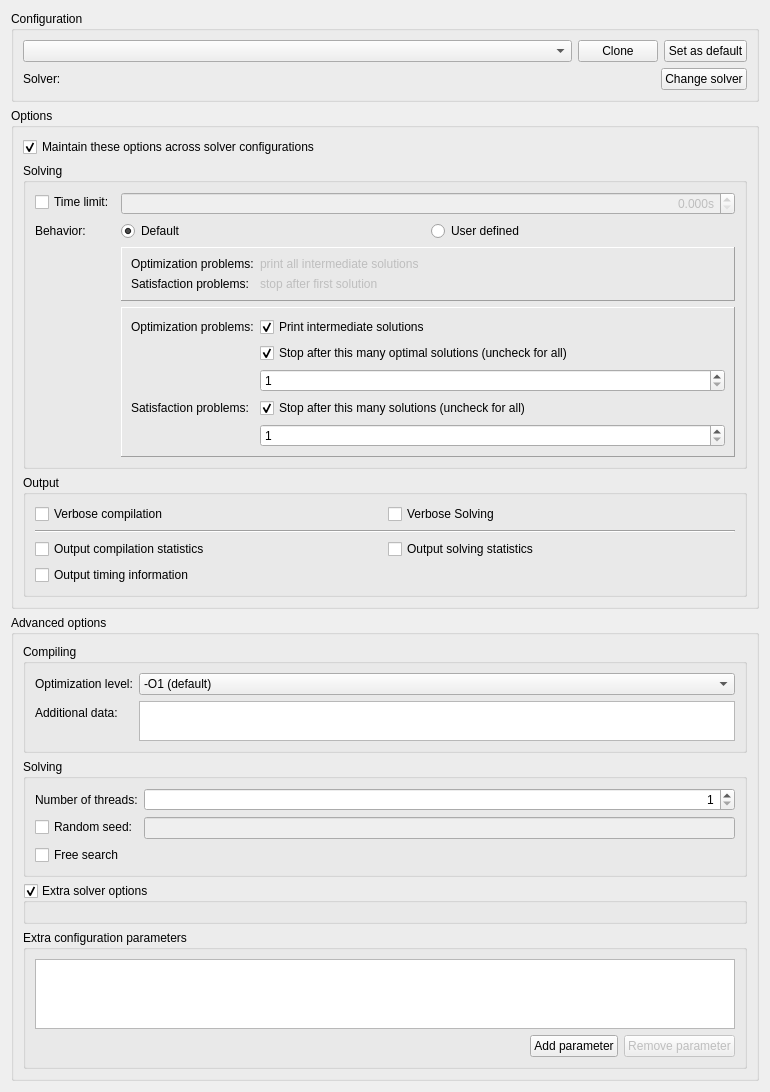
Above: MiniZincIDE/configwindow.ui from MiniZinc/MiniZincIDE before the change. Below: the same form after it.
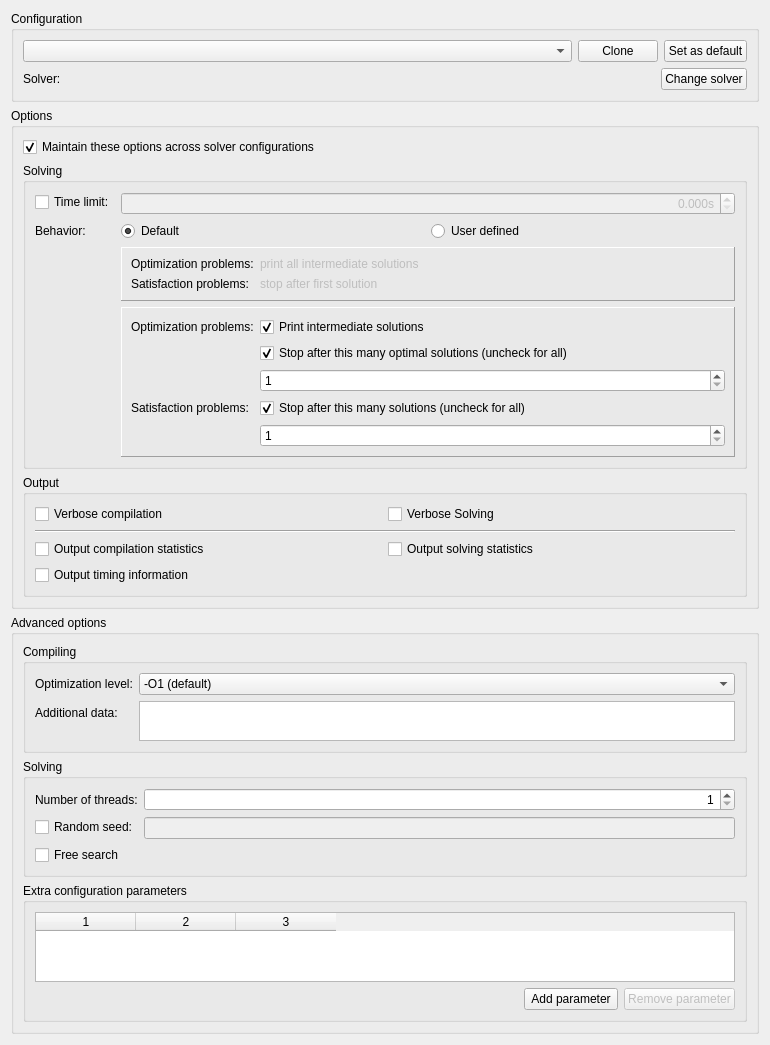
That is the form after the change.

Commit message: Use single extraOptions box for extra/unknown flags

Diff of the .ui file:
```diff
--- a/MiniZincIDE/configwindow.ui
+++ b/MiniZincIDE/configwindow.ui
@@ -550,24 +550,6 @@
         </layout>
        </widget>
       </item>
-      <item>
-       <widget class="QGroupBox" name="extraFlags_groupBox">
-        <property name="title">
-         <string>Extra solver options</string>
-        </property>
-        <property name="checkable">
-         <bool>true</bool>
-        </property>
-        <property name="checked">
-         <bool>true</bool>
-        </property>
-        <layout class="QHBoxLayout" name="horizontalLayout_3">
-         <item>
-          <layout class="QVBoxLayout" name="extraFlagsOuter_layout"/>
-         </item>
-        </layout>
-       </widget>
-      </item>
       <item>
        <widget class="QGroupBox" name="unknownOptions_groupBox">
         <property name="toolTip">
@@ -578,7 +560,23 @@
         </property>
         <layout class="QVBoxLayout" name="verticalLayout_3">
          <item>
-          <widget class="QTableWidget" name="extraParams_tableWidget"/>
+          <widget class="QTableWidget" name="extraParams_tableWidget">
+           <property name="verticalScrollBarPolicy">
+            <enum>Qt::ScrollBarAsNeeded</enum>
+           </property>
+           <property name="sizeAdjustPolicy">
+            <enum>QAbstractScrollArea::AdjustToContents</enum>
+           </property>
+           <property name="editTriggers">
+            <set>QAbstractItemView::AllEditTriggers</set>
+           </property>
+           <property name="columnCount">
+            <number>3</number>
+           </property>
+           <column/>
+           <column/>
+           <column/>
+          </widget>
          </item>
          <item>
           <layout class="QHBoxLayout" name="horizontalLayout_2">
@@ -596,10 +594,25 @@
             </spacer>
            </item>
            <item>
-            <widget class="QPushButton" name="addExtraParam_pushButton">
+            <widget class="QToolButton" name="addExtraParam_toolButton">
+             <property name="sizePolicy">
+              <sizepolicy hsizetype="Fixed" vsizetype="Preferred">
+               <horstretch>0</horstretch>
+               <verstretch>0</verstretch>
+              </sizepolicy>
+             </property>
              <property name="text">
               <string>Add parameter</string>
              </property>
+             <property name="popupMode">
+              <enum>QToolButton::InstantPopup</enum>
+             </property>
+             <property name="toolButtonStyle">
+              <enum>Qt::ToolButtonTextOnly</enum>
+             </property>
+             <property name="arrowType">
+              <enum>Qt::DownArrow</enum>
+             </property>
             </widget>
            </item>
            <item>
@@ -607,6 +620,12 @@
              <property name="enabled">
               <bool>false</bool>
              </property>
+             <property name="sizePolicy">
+              <sizepolicy hsizetype="Minimum" vsizetype="Preferred">
+               <horstretch>0</horstretch>
+               <verstretch>0</verstretch>
+              </sizepolicy>
+             </property>
              <property name="text">
               <string>Remove parameter</string>
              </property>
```
Left out of the diff: 8 changed lines with no effect on the pictures. The commit also changes 6 other files.
